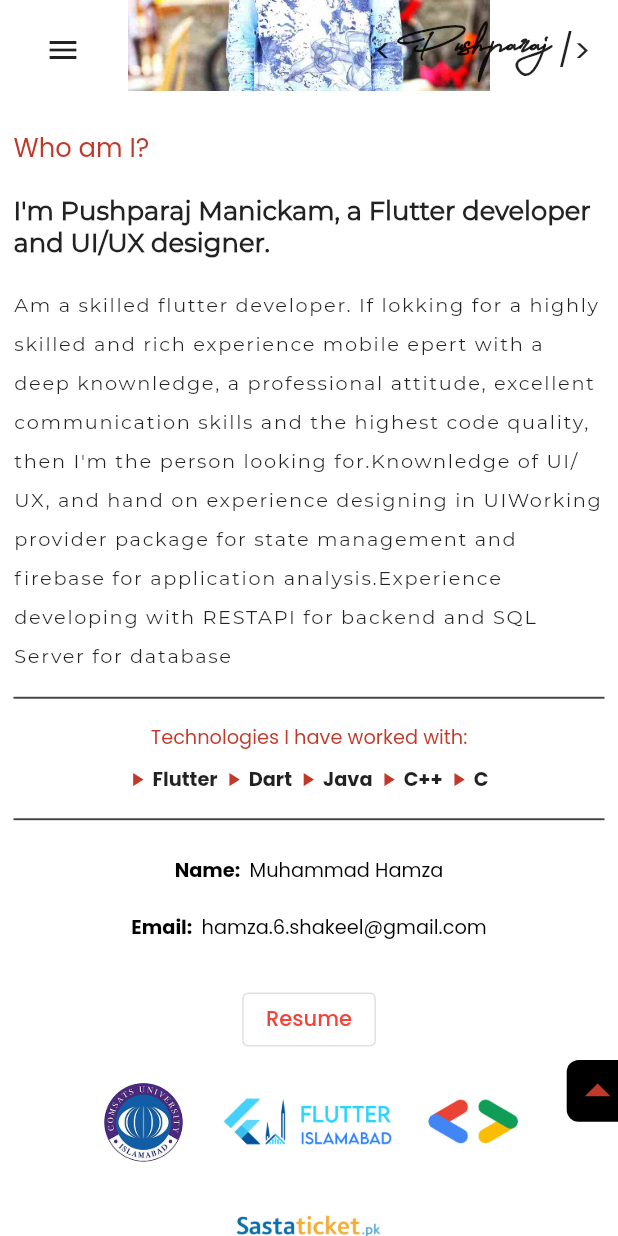
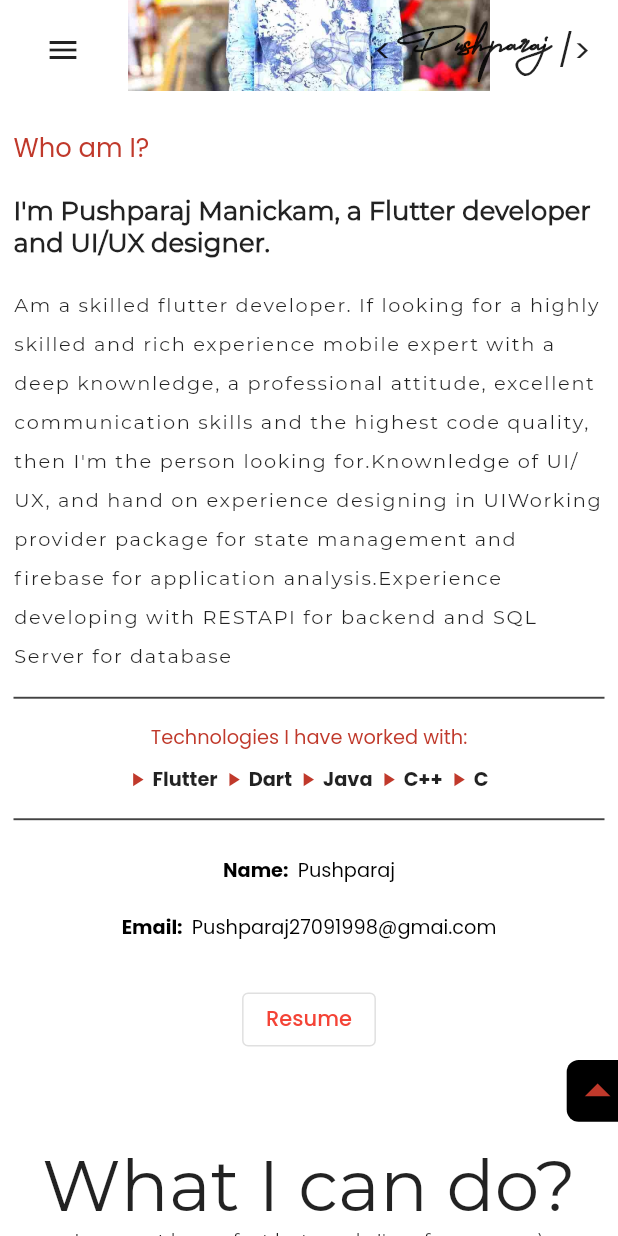
Before and after one commit to PushparajManickam/custom_portfolio_flutter, a Flutter app: the screen it shows after launch, scrolled down 1152 dp, on a phone screen of 412 x 824 dp. Run offline on Flutter 3.47's test engine with Material 2 defaults, Android fonts, the light colour scheme and no system bars; our stand-ins replace animated_text_kit, carousel_slider, flip_card, font_awesome_flutter, shared_preferences, url_launcher_web and 2 more; missing offline and left inert: shared_preferences_web, universal_html, wakelock_web; network calls fail.

Commit message:
data changes

```diff
--- a/data.json
+++ b/data.json
@@ -1,6 +1,6 @@
 {
-    "name": "Muhammad Hamza",
-    "email": "hamza@mhmz.dev",
+    "name": "Pushparaj Manickam",
+    "email": "pushparaj27091998@gmail.com",
     "subtitles": [
         "Flutter Developer",
         "Technical Writer",
@@ -11,38 +11,38 @@
     "socialLinks": [
         {
             "platform": "facebook",
-            "url": "https://facebook.com/mhmzdev"
+            "url": "https://facebook.com/pushparaj2709"
         },
         {
             "platform": "instagram",
-            "url": "https://instagram.com/mhmzdev"
+            "url": "https://instagram.com/mr__pushparaj"
         },
         {
             "platform": "twitter",
-            "url": "https://twitter.com/mhmzdev"
+            "url": "https://twitter.com/pushparaj2709"
         },
         {
             "platform": "linkedin",
-            "url": "https://linkedin.com/in/mhmzdev"
+            "url": "https://linkedin.com/in/pushparaj-manickam"
         },
         {
             "platform": "github",
-            "url": "https://github.com/mhmzdev"
+            "url": "https://github.com/PushparajManickam"
         },
         {
             "platform": "medium",
-            "url": "https://mhamzadev.medium.com/"
+            "url": "https://medium.com/@coderpush2709"
         }
     ],
-    "aboutMeHeadline": "I'm Muhammad Hamza, a Flutter developer, Technical Writer and UI/UX Designer.",
-    "aboueMeDetails": "I'm a Final Year Computer Science student enrolled in COMSATS University, Islamabad. I have been developing mobile apps for over 2 years now. I have worked in teams for various startups and helped them in launching their prototypes and got valuable learning experience. I'm a former Google DSC lead and also CEO/Co-Founder Flutter Islamabad, Pakistan.",
+    "aboutMeHeadline": "I'm Pushparaj Manickam, a Flutter developer and UI/UX designer.",
+    "aboueMeDetails": "Am a skilled flutter developer. If looking for a highly skilled and rich experience mobile expert with a deep knownledge, a professional attitude, excellent communication skills and the highest code quality, then I'm the person looking for. Knownledge of UI/UX, and hand on experience designing in UI Working provider package for state management and firebase for application analysis. Experience developing with RESTAPI for backend and SQL Server for database",
     "technologies": [
         "Flutter",
         "Dart",
         "Python",
         "Java",
         "C++",
-        "Flask"
+        "C"
     ],
     "services": [
         {
@@ -145,15 +145,15 @@
     "contact": [
         {
             "param": "address",
-            "value": "Attock, Pakistan"
+            "value": "Chennai, India"
         },
         {
             "param": "phone",
-            "value": "+92 346 0159889"
+            "value": "+91 XXXXX 43437"
         },
         {
             "param": "email",
-            "value": "hamza.6.shakeel@gmail.com"
+            "value": "pushparaj27091998@gmail.com"
         }
     ]
 }
--- a/lib/sections/about/about_desktop.dart
+++ b/lib/sections/about/about_desktop.dart
@@ -102,11 +102,11 @@ class AboutDesktop extends StatelessWidget {
                             children: const [
                               AboutMeData(
                                 data: "Name",
-                                information: "Muhammad Hamza",
+                                information: StaticUtils.firstName,
                               ),
                               AboutMeData(
                                 data: "Age",
-                                information: "24",
+                                information: StaticUtils.age,
                               ),
                             ],
                           ),
@@ -116,11 +116,11 @@ class AboutDesktop extends StatelessWidget {
                             children: const [
                               AboutMeData(
                                 data: "Email",
-                                information: "hamza.6.shakeel@gmail.com",
+                                information: StaticUtils.emailAddress,
                               ),
                               AboutMeData(
                                 data: "From",
-                                information: "Attock, PK",
+                                information: StaticUtils.addressLocation,
                               ),
                             ],
                           ),
--- a/lib/sections/about/about_mobile.dart
+++ b/lib/sections/about/about_mobile.dart
@@ -96,11 +96,11 @@ class AboutMobile extends StatelessWidget {
           ),
           const AboutMeData(
             data: "Name",
-            information: "Muhammad Hamza",
+            information: StaticUtils.firstName,
           ),
           const AboutMeData(
             data: "Email",
-            information: "hamza.6.shakeel@gmail.com",
+            information: StaticUtils.emailAddress,
           ),
           Space.y!,
           OutlinedButton(
@@ -110,6 +110,7 @@ class AboutMobile extends StatelessWidget {
                     ? html.window.open(StaticUtils.resume, "pdf")
                     : openURL(StaticUtils.resume);
               }),
+          /*
           Space.y!,
           Wrap(
               alignment: WrapAlignment.center,
@@ -125,6 +126,7 @@ class AboutMobile extends StatelessWidget {
                     ),
                   )
                   .toList()),
+                  */
         ],
       ),
     );
--- a/lib/sections/about/about_tablet.dart
+++ b/lib/sections/about/about_tablet.dart
@@ -98,11 +98,11 @@ class AboutTab extends StatelessWidget {
                 children: const [
                   AboutMeData(
                     data: "Name",
-                    information: "Muhammad Hamza",
+                    information: StaticUtils.firstName,
                   ),
                   AboutMeData(
                     data: "Age",
-                    information: "24",
+                    information: StaticUtils.age,
                   ),
                 ],
               ),
@@ -114,11 +114,11 @@ class AboutTab extends StatelessWidget {
                 children: const [
                   AboutMeData(
                     data: "Email",
-                    information: "hamza.6.shakeel@gmail.com",
+                    information: StaticUtils.emailAddress,
                   ),
                   AboutMeData(
                     data: "From",
-                    information: "Attock, PK",
+                    information: StaticUtils.addressLocation,
                   ),
                 ],
               ),
@@ -149,6 +149,7 @@ class AboutTab extends StatelessWidget {
                   ),
                 ),
               ),
+              /*
               SingleChildScrollView(
                 scrollDirection: Axis.horizontal,
                 child: Row(
@@ -164,8 +165,10 @@ class AboutTab extends StatelessWidget {
                         )
                         .toList()),
               ),
+              */
             ],
           )
+
         ],
       ),
     );
--- a/lib/utils/about_utils.dart
+++ b/lib/utils/about_utils.dart
@@ -3,7 +3,7 @@ class AboutUtils {
       'I\'m Pushparaj Manickam, a Flutter developer and UI/UX designer.';
 
   static const String aboutMeDetail =
-      'Am a skilled flutter developer. If lokking for a highly skilled and rich experience mobile epert with a deep knownledge, a professional attitude, excellent communication skills and the highest code quality, then I\'m the person looking for.'
+      'Am a skilled flutter developer. If looking for a highly skilled and rich experience mobile expert with a deep knownledge, a professional attitude, excellent communication skills and the highest code quality, then I\'m the person looking for.'
       'Knownledge of UI/UX, and hand on experience designing in UI'
       'Working provider package for state management and firebase for application analysis.'
       'Experience developing with RESTAPI for backend and SQL Server for database';
--- a/lib/utils/utils.dart
+++ b/lib/utils/utils.dart
@@ -40,7 +40,7 @@ class StaticUtils {
     "https://facebook.com/pushparaj2709",
     "https://instagram.com/mr__pushparaj",
     "https://twitter.com/pushparaj2709",
-    "https://www.linkedin.com/in/pushparaj-manickam",
+    "https://linkedin.com/in/pushparaj-manickam",
     "https://github.com/PushparajManickam",
     "https://medium.com/@coderpush2709"
   ];
@@ -51,6 +51,9 @@ class StaticUtils {
   static const String gitHub = "https://github.com/PushparajManickam";
   static const String firstName = "Pushparaj";
   static const String secondName = "Manickam";
+  static const String emailAddress = "Pushparaj27091998@gmai.com";
+  static const String addressLocation = "Chennai, Tamilnadu";
+  static const String age = "24";
 }
 
 class BodyUtils {
```
Also changed, not shown: 7 other files.
